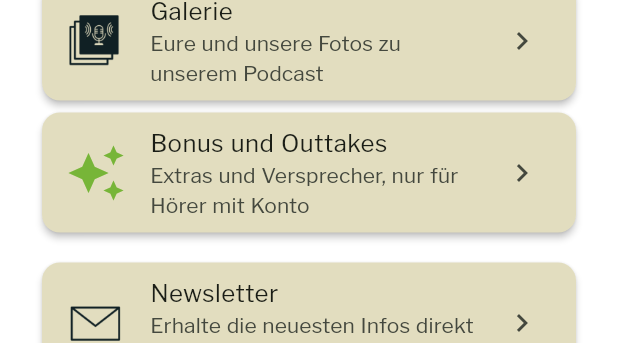
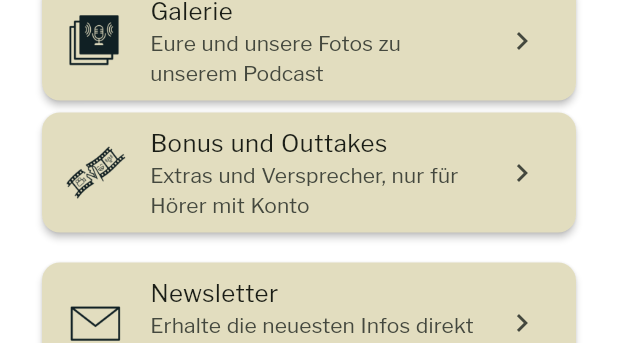
Before and after one commit to Suedsalat/suedsalat-app, a Flutter app: the StartScreen widget shown alone on an empty page, opened directly with empty values, scrolled down 331 dp, on a phone screen of 412 x 824 dp. Shown: the part 717-1060 px from the top of the screen. Run offline on Flutter 3.47's test engine with Material 3 defaults, Android fonts, the phone set to English and light mode, and no system bars; our stand-ins replace audio_service, audioplayers, chewie, firebase_core, firebase_messaging, flutter_html and 5 more; missing offline and left inert: record; accounts and stored records are empty; network calls fail.

Commit message:
Bonus und Outtakes: Thorstens Symbol statt Platzhalter
Co-Authored-By: Claude Opus 5.5 <noreply@anthropic.com>

```diff
--- a/04-App/lib/screens/start/start_screen.dart
+++ b/04-App/lib/screens/start/start_screen.dart
@@ -102,9 +102,7 @@ class StartScreen extends StatelessWidget {
             builder: (context, _) => !AccountService.instance.isLoggedIn
                 ? const SizedBox.shrink()
                 : _StartTile(
-                    // Platzhalter, bis Thorstens eigenes Symbol da ist (dann wie die anderen als
-                    // Image.asset('assets/images/bonus.png', width: 40, height: 40)).
-                    leading: Icon(Icons.auto_awesome, size: 40, color: Theme.of(context).colorScheme.primary),
+                    leading: Image.asset('assets/images/outtakes.png', width: 40, height: 40),
                     title: 'Bonus und Outtakes',
                     subtitle: 'Extras und Versprecher, nur für Hörer mit Konto',
                     onTap: () => Navigator.of(context).push(
--- a/04-App/pubspec.yaml
+++ b/04-App/pubspec.yaml
@@ -111,6 +111,7 @@ flutter:
     - assets/images/galerie.png
     - assets/images/kino.png
     - assets/images/location.png
+    - assets/images/outtakes.png
     - assets/images/feedback.png
     - assets/images/newsletter.png
     - assets/images/feedback_rand.png
```
Also changed, not shown: 04-App/assets/images/outtakes.png (added), 2 other files.
